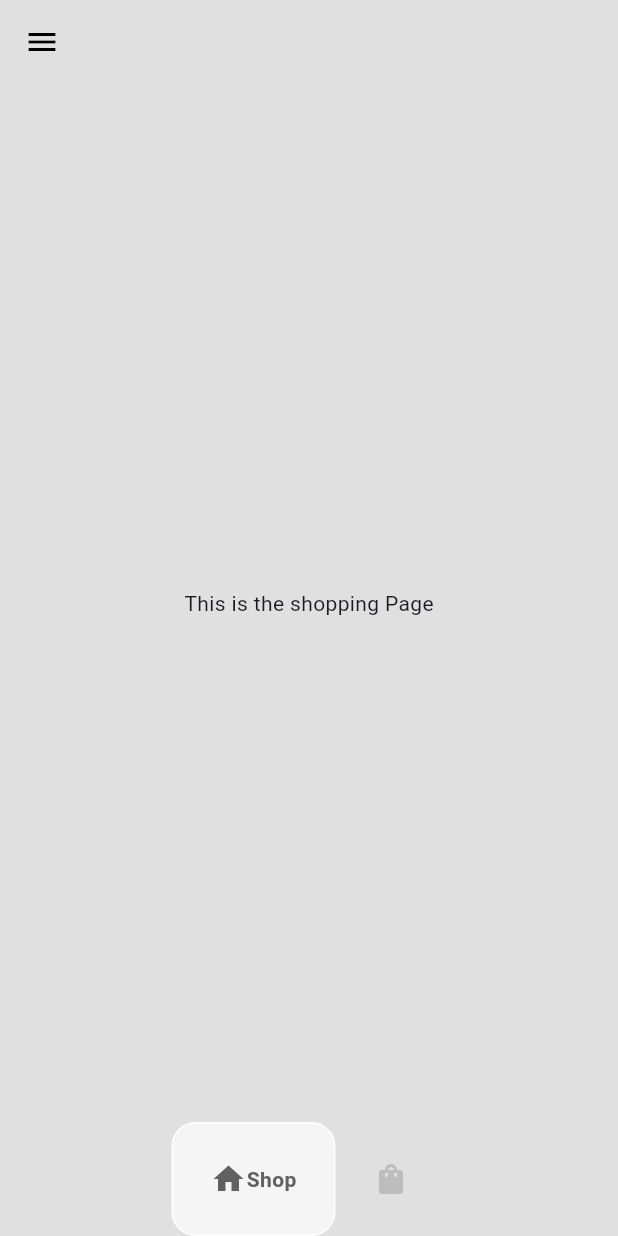
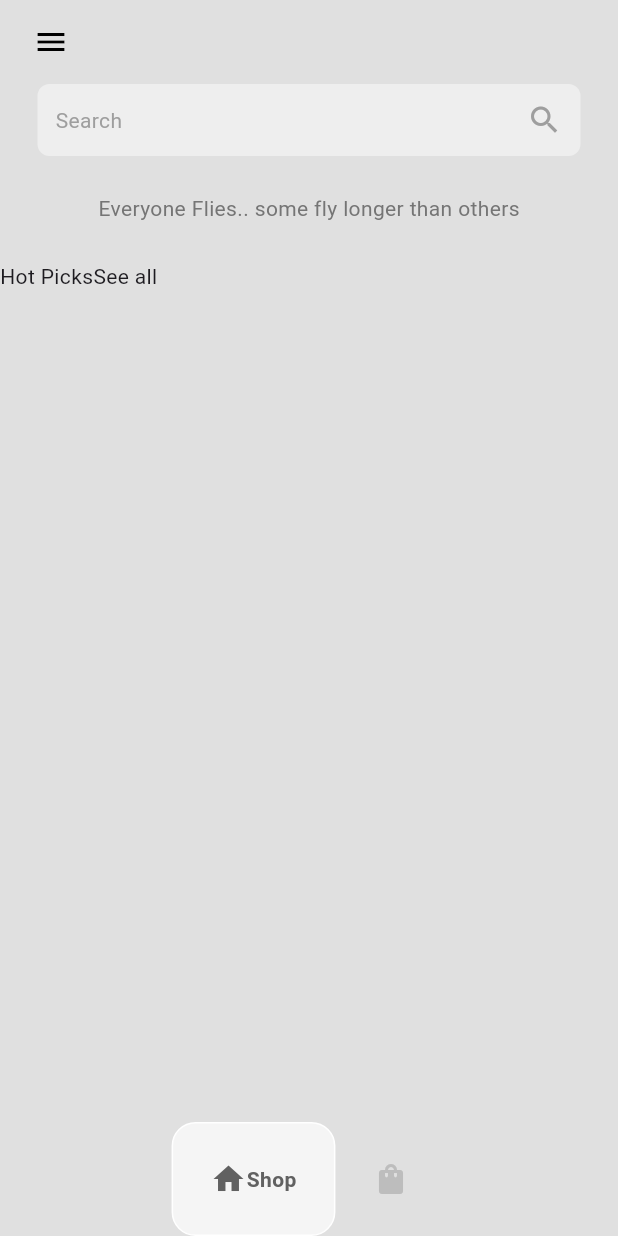
Before and after one commit to Emmanuel246/sneakerapp, a Flutter app: the screen it shows after launch, after a tap on "Shop Now", on a phone screen of 412 x 824 dp. Run offline on Flutter 3.47's test engine with Material 3 defaults, Android fonts, the phone set to English and light mode, and no system bars; drawn by our look-alikes of google_nav_bar.

Commit message:
HomePage

```diff
--- a/lib/pages/home_page.dart
+++ b/lib/pages/home_page.dart
@@ -43,24 +43,87 @@ class _HomePageState extends State<HomePage> {
           elevation: 0,
           leading: Builder(
               builder: (context) => IconButton(
-          icon: Icon(Icons.menu, color: Colors.black,),
+                    icon: Padding(
+                      padding: const EdgeInsets.only(left: 12.0),
+                      child: Icon(
+                        Icons.menu,
+                        color: Colors.black,
+                      ),
+                    ),
                     onPressed: () {
                       Scaffold.of(context).openDrawer();
                     },
-        )
-          )
-
-      ),
+                  ))),
       drawer: Drawer(
         backgroundColor: Colors.grey[900],
         child: Column(
+          mainAxisAlignment: MainAxisAlignment.spaceBetween,
+          children: [
+            Column(
               children: [
                 // Logo
                 DrawerHeader(
+                    decoration: BoxDecoration(
+                        border: Border(
+                            bottom: Divider.createBorderSide(context,
+                                color: Colors.transparent, width: 0.0))),
                     child: Image.asset(
                       'lib/images/nikelogo.png',
-                // color: Colors.white,
-              )
+                      color: Colors.white,
+                    )),
+
+                Padding(
+                  padding: const EdgeInsets.symmetric(horizontal: 25.0),
+                  child: Divider(
+                    color: Colors.grey[800],
+                  ),
+                ),
+
+                // other pages
+                const Padding(
+                  padding: EdgeInsets.only(left: 25.0),
+                  child: ListTile(
+                    leading: Icon(
+                      Icons.home,
+                      color: Colors.white,
+                    ),
+                    title: Text(
+                      'Home',
+                      style: TextStyle(color: Colors.white),
+                    ),
+                  ),
+                ),
+
+                // about
+                const Padding(
+                  padding: EdgeInsets.only(left: 25.0),
+                  child: ListTile(
+                    leading: Icon(
+                      Icons.info,
+                      color: Colors.white,
+                    ),
+                    title: Text(
+                      'About',
+                      style: TextStyle(color: Colors.white),
+                    ),
+                  ),
+                ),
+              ],
+            ),
+
+            // logout
+            const Padding(
+              padding: EdgeInsets.only(left: 25.0, bottom: 25),
+              child: ListTile(
+                leading: Icon(
+                  Icons.logout,
+                  color: Colors.white,
+                ),
+                title: Text(
+                  'Logout',
+                  style: TextStyle(color: Colors.white),
+                ),
+              ),
             )
           ],
         ),
--- a/lib/pages/intro_page.dart
+++ b/lib/pages/intro_page.dart
@@ -7,7 +7,7 @@ class IntroPage extends StatelessWidget {
   @override
   Widget build(BuildContext context) {
     return Scaffold(
-      backgroundColor: Colors.white,
+      backgroundColor: Colors.grey,
       body: Center(
         child: Padding(
           padding: const EdgeInsets.symmetric(horizontal: 25),
--- a/lib/pages/shop_page.dart
+++ b/lib/pages/shop_page.dart
@@ -5,8 +5,35 @@ class ShopPage extends StatelessWidget {
 
   @override
   Widget build(BuildContext context) {
-    return Center(
-      child: Text('This is the shopping Page'),
+    return Column(
+      children: [
+        // search bar
+        Container(
+          padding: const EdgeInsets.all(12),
+          margin: const EdgeInsets.symmetric(horizontal: 25),
+          decoration: BoxDecoration(color: Colors.grey[200], borderRadius: BorderRadius.circular(8)),
+          child: const Row(
+            mainAxisAlignment: MainAxisAlignment.spaceBetween,
+            children: [
+              Text('Search', style: TextStyle(color: Colors.grey)),
+              Icon(Icons.search, color: Colors.grey,)
+            ],
+          ),
+        ),
+
+        //message
+         Padding(
+          padding: const EdgeInsets.symmetric(vertical: 25.0),
+          child: Text('Everyone Flies.. some fly longer than others', style: TextStyle(color: Colors.grey[600]),),
+        ),
+        // hotpicks
+        const Row(
+          children:  [
+            Text('Hot Picks'),
+            Text('See all')
+          ],
+        )
+      ],
     );
   }
 }
```
Lines whose indentation alone changed are shown as unchanged.
